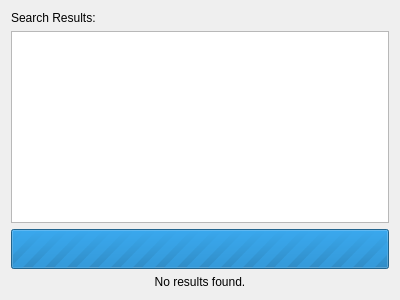
Before: the Qt Designer form searchwindow.ui in esdrasbeleza/BlzMovies, drawn with Qt 5.
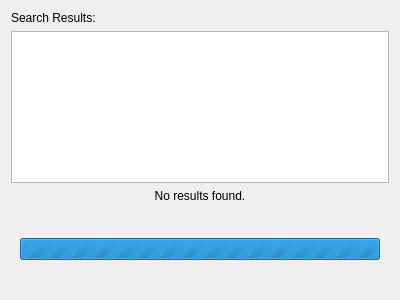
After: the same form once the commit is applied.

Commit message: Showing movie search results

What changed in the file:
```diff
--- a/searchwindow.ui
+++ b/searchwindow.ui
@@ -24,7 +24,7 @@
    <item>
     <widget class="QListWidget" name="listWidget">
      <property name="sizePolicy">
-      <sizepolicy hsizetype="Minimum" vsizetype="Expanding">
+      <sizepolicy hsizetype="Minimum" vsizetype="Preferred">
        <horstretch>0</horstretch>
        <verstretch>0</verstretch>
       </sizepolicy>
@@ -32,12 +32,49 @@
      <property name="horizontalScrollBarPolicy">
       <enum>Qt::ScrollBarAsNeeded</enum>
      </property>
+     <property name="iconSize">
+      <size>
+       <width>64</width>
+       <height>64</height>
+      </size>
+     </property>
+     <property name="wordWrap">
+      <bool>true</bool>
+     </property>
     </widget>
+   </item>
+   <item>
+    <widget class="QLabel" name="noResultsLabel">
+     <property name="text">
+      <string>No results found.</string>
+     </property>
+     <property name="alignment">
+      <set>Qt::AlignCenter</set>
+     </property>
+    </widget>
+   </item>
+   <item>
+    <widget class="QWidget" name="progressContainer" native="true">
+     <layout class="QVBoxLayout" name="verticalLayout_3">
+      <item>
+       <layout class="QVBoxLayout" name="verticalLayout_2">
+        <item>
+         <spacer name="verticalSpacer_2">
+          <property name="orientation">
+           <enum>Qt::Vertical</enum>
+          </property>
+          <property name="sizeHint" stdset="0">
+           <size>
+            <width>20</width>
+            <height>40</height>
+           </size>
+          </property>
+         </spacer>
    </item>
    <item>
     <widget class="QProgressBar" name="progressBar">
      <property name="sizePolicy">
-      <sizepolicy hsizetype="Expanding" vsizetype="MinimumExpanding">
+           <sizepolicy hsizetype="Expanding" vsizetype="Fixed">
        <horstretch>0</horstretch>
        <verstretch>0</verstretch>
       </sizepolicy>
@@ -54,13 +91,21 @@
     </widget>
    </item>
    <item>
-    <widget class="QLabel" name="noResultsLabel">
-     <property name="text">
-      <string>No results found.</string>
-     </property>
-     <property name="alignment">
-      <set>Qt::AlignCenter</set>
-     </property>
+         <spacer name="verticalSpacer">
+          <property name="orientation">
+           <enum>Qt::Vertical</enum>
+          </property>
+          <property name="sizeHint" stdset="0">
+           <size>
+            <width>20</width>
+            <height>40</height>
+           </size>
+          </property>
+         </spacer>
+        </item>
+       </layout>
+      </item>
+     </layout>
     </widget>
    </item>
   </layout>
```
Left out of the diff: 6 changed lines with no effect on the pictures. Lines whose indentation alone changed are shown as unchanged. The commit also changes 19 other files.
